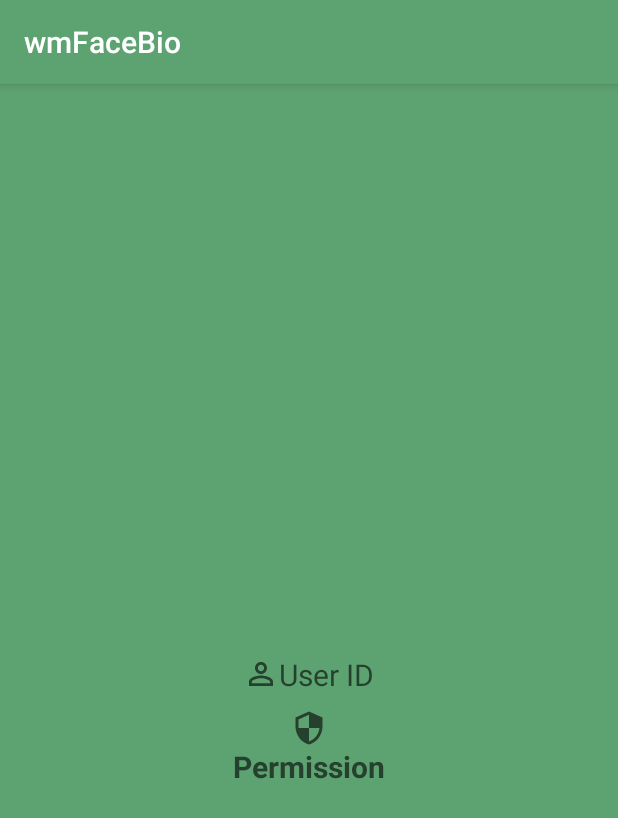
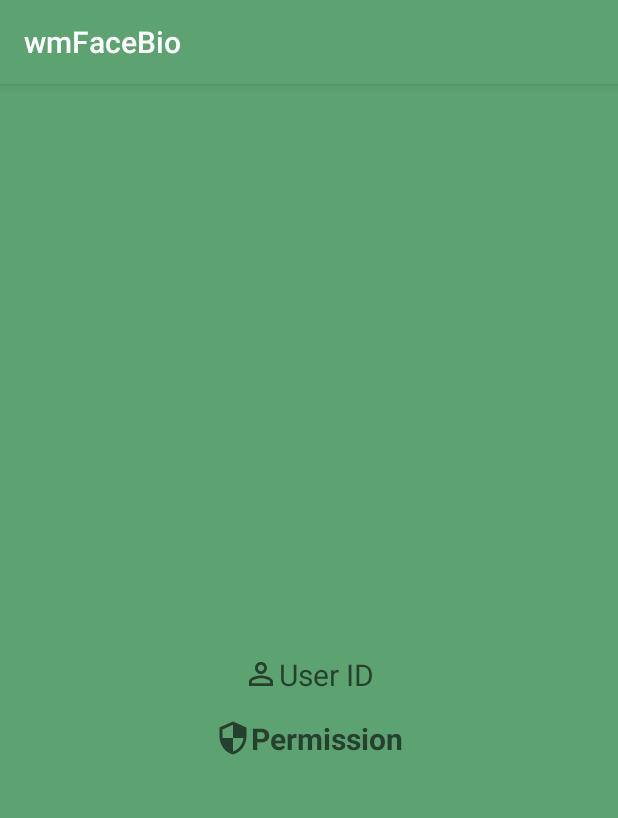
Before and after one commit to iaSalazar/biom, an Android app: the VerifyActivity screen opened directly, with no data from a screen before it, on a phone screen of 412 x 824 dp. Shown: the top 818 px of the screen. Run offline under Robolectric (Android 15) with nearby library versions, the phone set to English and light mode, and no system bars; our stand-ins replace ButterKnife; libraries missing offline, so code that uses them is left out: com.amazonaws.auth, com.amazonaws.mobile, com.amazonaws.mobileconnectors, com.amazonaws.regions, com.amazonaws.services and 1 more; pictures from the network do not load; 3 statements that could not run were skipped.

Commit message:
minnor fixes

```diff
--- a/app/src/main/res/layout/activity_verify.xml
+++ b/app/src/main/res/layout/activity_verify.xml
@@ -34,7 +34,7 @@
     <TextView
 
         android:id="@+id/txtAproval"
-        android:layout_marginTop="10dp"
+        android:layout_marginTop="15dp"
         android:layout_width="wrap_content"
         android:layout_height="wrap_content"
         android:hint="Permission"
@@ -42,7 +42,7 @@
         android:layout_centerHorizontal="true"
         android:textSize="20sp"
         android:textStyle="bold"
-        android:drawableTop="@drawable/security_ic"
+        android:drawableStart="@drawable/security_ic"
         />
 
 
```
